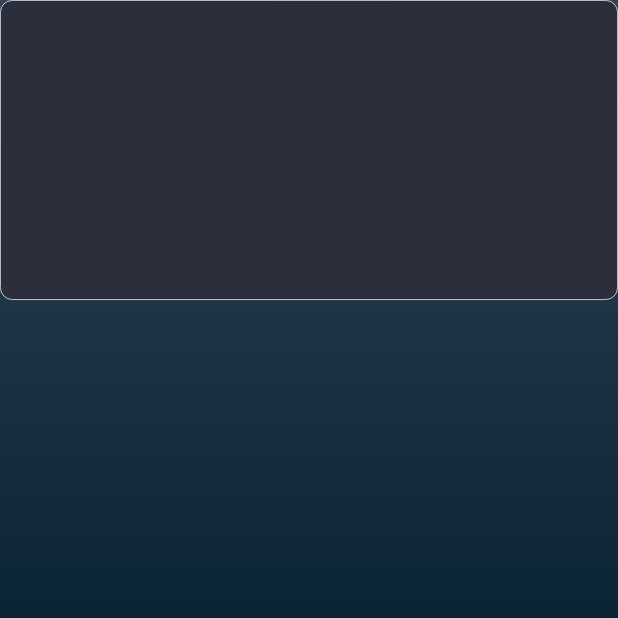
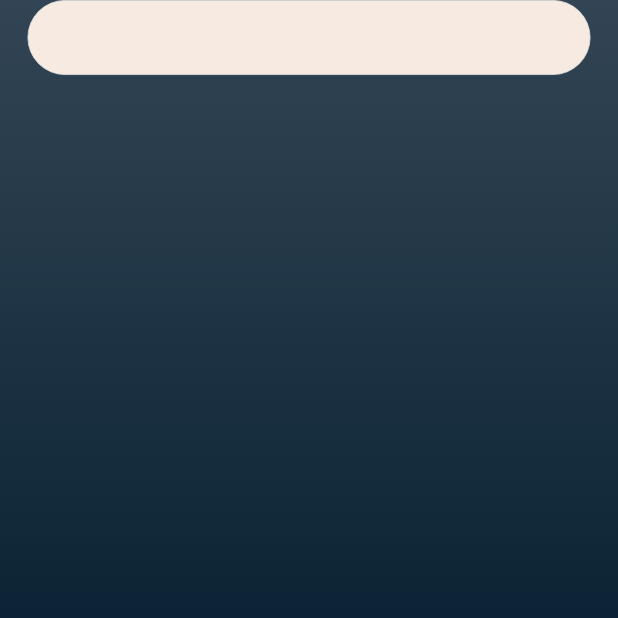
Before and after one commit to TheAbror/rating_app, a Flutter app: the screen it shows after launch, on a phone screen of 412 x 824 dp, the top half of it. Run offline on Flutter 3.47's test engine with Material 3 defaults, Android fonts, the phone set to English and light mode, and no system bars; our stand-ins replace bot_toast, chopper, equatable, flutter_bloc, flutter_screenutil, flutter_svg and 1 more; missing offline and left inert: flutter_dialogs.

Commit message:
ca bgColor to widgets

```diff
--- a/lib/ui/home_page.dart
+++ b/lib/ui/home_page.dart
@@ -1,6 +1,7 @@
 import 'package:flutter/material.dart';
 import 'package:flutter_screenutil/flutter_screenutil.dart';
 import 'package:rating_app/core/colors/app_colors.dart';
+import 'package:rating_app/ui/widgets/home_page_background.dart';
 
 class HomePage extends StatelessWidget {
   const HomePage({super.key});
@@ -9,25 +10,16 @@ class HomePage extends StatelessWidget {
   Widget build(BuildContext context) {
     return Scaffold(
       body: Container(
-        decoration: const BoxDecoration(
-          gradient: LinearGradient(
-            begin: Alignment.topCenter,
-            end: Alignment.bottomCenter,
-            colors: [
-              Color(0xff334554),
-              Color(0xff0b2435),
-              Color(0xff091f2c),
-            ],
-          ),
-        ),
+        padding: EdgeInsets.symmetric(horizontal: 16.w),
+        decoration: HomePageBackgroundColor(),
         child: ListView(
           children: [
             Container(
-              height: 200,
-              padding: EdgeInsets.all(8.w),
+              height: 50,
+              width: 50,
               decoration: BoxDecoration(
-                color: AppColors.textMain,
-                borderRadius: BorderRadius.circular(8.r),
+                color: const Color(0xfff7eae0),
+                borderRadius: BorderRadius.circular(50.r),
                 border: Border.all(color: AppColors.outline, width: 0.5.w),
               ),
             ),
--- /dev/null
+++ b/lib/ui/widgets/home_page_background.dart
@@ -0,0 +1,16 @@
+import 'package:flutter/material.dart';
+
+// ignore: non_constant_identifier_names
+BoxDecoration HomePageBackgroundColor() {
+  return const BoxDecoration(
+    gradient: LinearGradient(
+      begin: Alignment.topCenter,
+      end: Alignment.bottomCenter,
+      colors: [
+        Color(0xff334554),
+        Color(0xff0b2435),
+        Color(0xff091f2c),
+      ],
+    ),
+  );
+}
```
